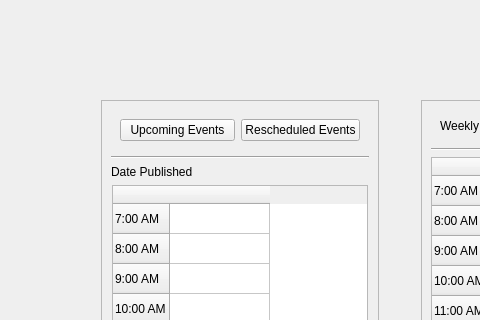
First picture: the form in cisc_V-Hub/Module-6_Event_Manager/Users/Student/EventManager-Student.ui, repository PenJR/CISC-VHUB, before the edit; both pictures show x 99 to 579 and y 0 to 320 of the 1366 by 768 pixel window.
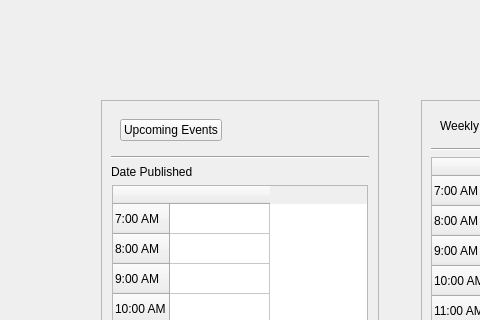
Second picture: the form after the edit. The open tabs and pages were chosen to show the change.

```diff
--- a/cisc_V-Hub/Module-6_Event_Manager/Users/Student/EventManager-Student.ui
+++ b/cisc_V-Hub/Module-6_Event_Manager/Users/Student/EventManager-Student.ui
@@ -191,20 +191,13 @@
           <item>
            <widget class="QWidget" name="widget" native="true">
             <layout class="QHBoxLayout" name="horizontalLayout">
-             <item>
+             <item alignment="Qt::AlignLeft">
               <widget class="QPushButton" name="pushButton_2">
                <property name="text">
                 <string>Upcoming Events</string>
                </property>
               </widget>
              </item>
-             <item>
-              <widget class="QPushButton" name="pushButton">
-               <property name="text">
-                <string>Rescheduled Events</string>
-               </property>
-              </widget>
-             </item>
             </layout>
            </widget>
           </item>
```
Left out of the diff: 4 changed lines with no effect on the pictures.
